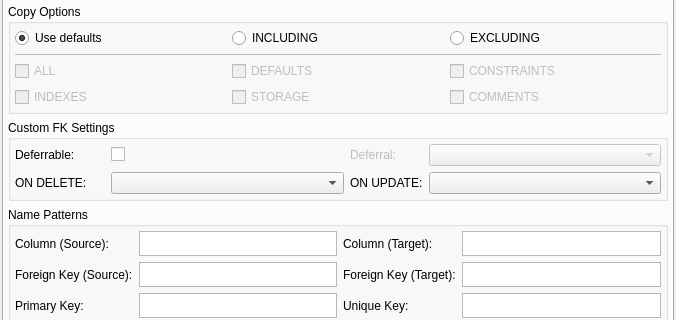
Old version of the form libpgmodeler_ui/ui/relationshipwidget.ui in the repository pgmodeler/pgmodeler; both pictures show x 0 to 676 and y 210 to 530 of the 676 by 614 pixel window.
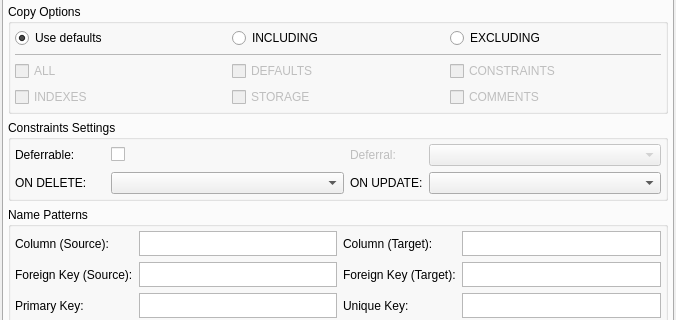
New version of the form.

Commit message: Added support to deferrable unique, exclude and primary key constraints (issue #405)

What changed in the file:
```diff
--- a/libpgmodeler_ui/ui/relationshipwidget.ui
+++ b/libpgmodeler_ui/ui/relationshipwidget.ui
@@ -461,7 +461,7 @@
           </sizepolicy>
          </property>
          <property name="title">
-          <string>Custom FK Settings</string>
+          <string>Constraints Settings</string>
          </property>
          <property name="checkable">
           <bool>false</bool>
```
The commit also changes 7 other files.
